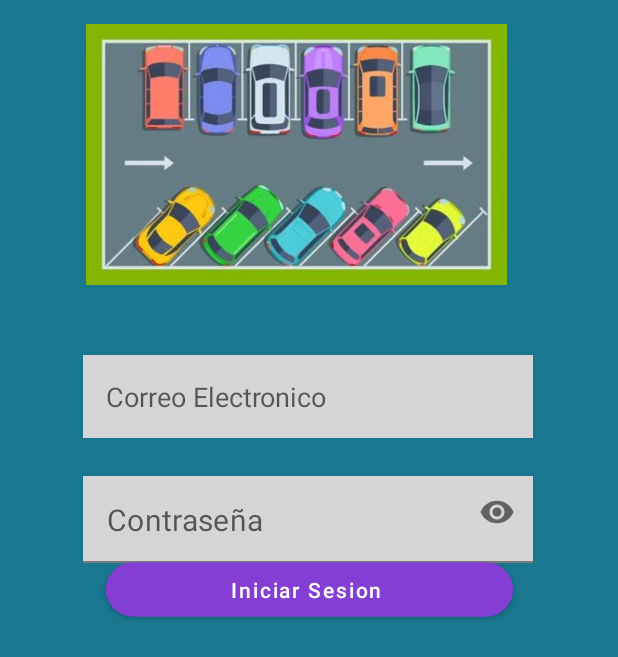
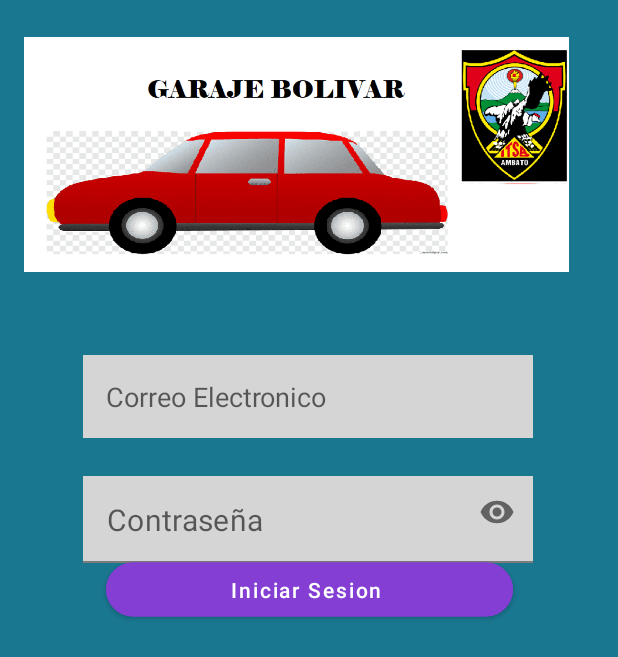
Before and after one commit to Anthony1500/AppLugares, an Android app: the screen it shows after launch (login), on a phone screen of 412 x 824 dp. Shown: the top 657 px of the screen. Run offline under Robolectric (Android 15) with nearby library versions, the phone set to English and light mode, and no system bars; our stand-ins replace Volley.

Commit message:
diseño login v2

```diff
--- a/app/src/main/res/layout/login.xml
+++ b/app/src/main/res/layout/login.xml
@@ -43,7 +43,7 @@
         app:layout_constraintHorizontal_bias="0.333"
         app:layout_constraintStart_toStartOf="parent"
         app:layout_constraintTop_toTopOf="parent"
-        app:srcCompat="@drawable/img" />
+        app:srcCompat="@drawable/vvv" />
 
     <EditText
         android:id="@+id/email"
```
Also changed, not shown: app/src/main/res/drawable-v24/vvv.png (added), app/src/main/res/drawable/img_1.png (added).
